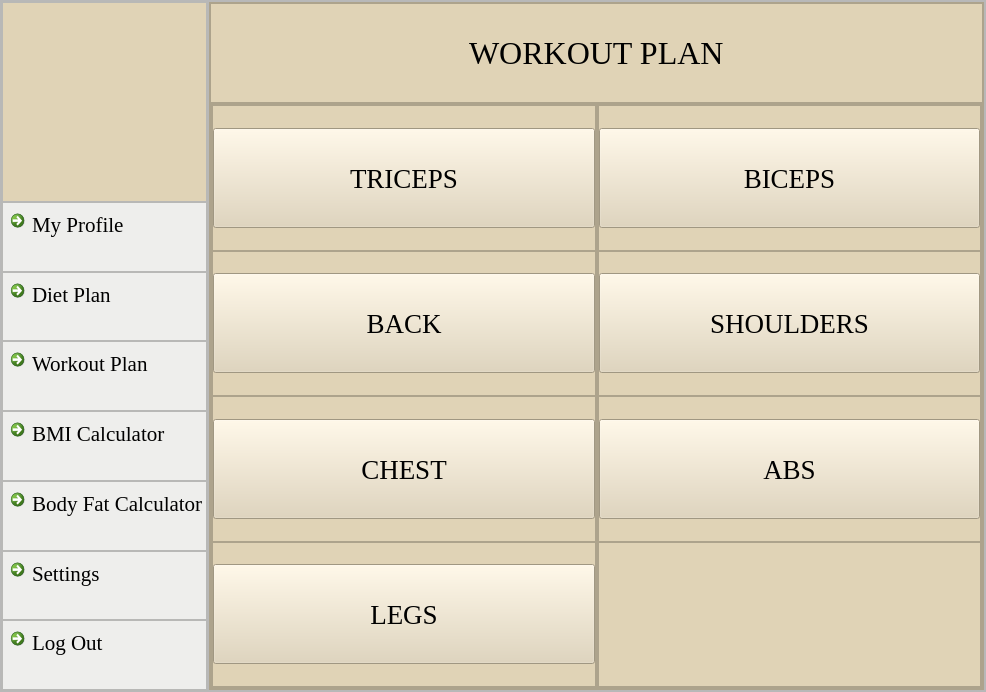
Above: workout.ui from skidgefries/rightmeal before the change. Below: the same form after it.
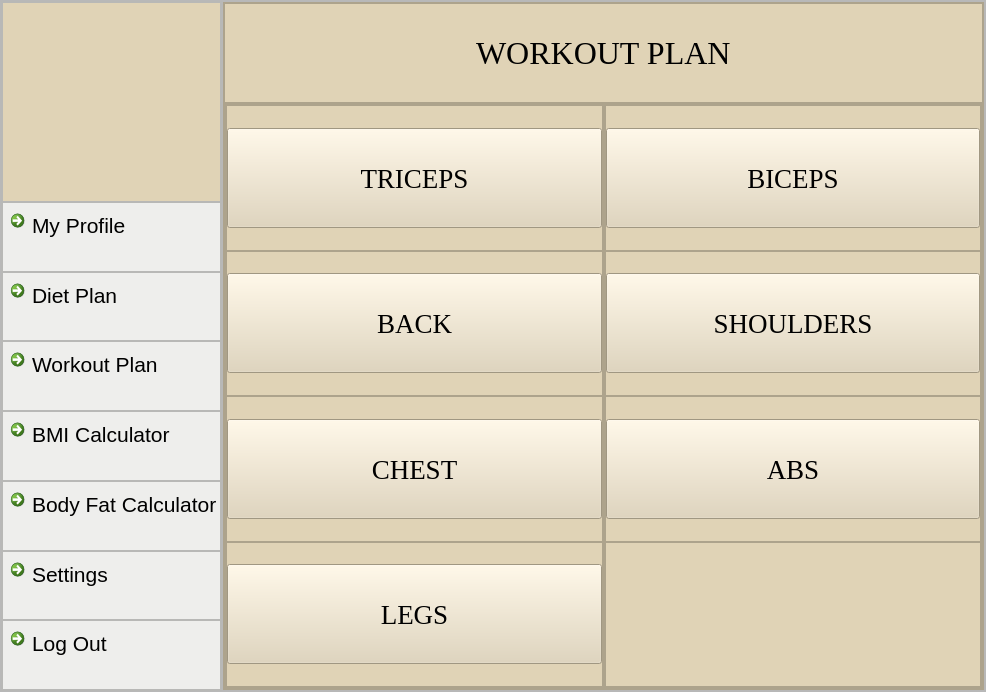
That is the form after the change. Icons and pictures are not drawn.

The edit to the form file:
```diff
--- a/workout.ui
+++ b/workout.ui
@@ -205,7 +205,7 @@
                   <widget class="QCommandLinkButton" name="commandLinkButton_4">
                    <property name="font">
                     <font>
-                     <family>Times New Roman</family>
+                     <family>Segoe UI</family>
                      <pointsize>16</pointsize>
                      <bold>false</bold>
                     </font>
@@ -246,7 +246,7 @@
                   <widget class="QCommandLinkButton" name="commandLinkButton_9">
                    <property name="font">
                     <font>
-                     <family>Times New Roman</family>
+                     <family>Segoe UI</family>
                      <pointsize>16</pointsize>
                      <bold>false</bold>
                     </font>
@@ -287,7 +287,7 @@
                   <widget class="QCommandLinkButton" name="commandLinkButton_10">
                    <property name="font">
                     <font>
-                     <family>Times New Roman</family>
+                     <family>Segoe UI</family>
                      <pointsize>16</pointsize>
                      <bold>false</bold>
                     </font>
@@ -328,7 +328,7 @@
                   <widget class="QCommandLinkButton" name="commandLinkButton_11">
                    <property name="font">
                     <font>
-                     <family>Times New Roman</family>
+                     <family>Segoe UI</family>
                      <pointsize>16</pointsize>
                      <bold>false</bold>
                     </font>
@@ -369,7 +369,7 @@
                   <widget class="QCommandLinkButton" name="commandLinkButton_12">
                    <property name="font">
                     <font>
-                     <family>Times New Roman</family>
+                     <family>Segoe UI</family>
                      <pointsize>16</pointsize>
                      <bold>false</bold>
                     </font>
@@ -410,7 +410,7 @@
                   <widget class="QCommandLinkButton" name="commandLinkButton_13">
                    <property name="font">
                     <font>
-                     <family>Times New Roman</family>
+                     <family>Segoe UI</family>
                      <pointsize>16</pointsize>
                      <bold>false</bold>
                     </font>
@@ -451,7 +451,7 @@
                   <widget class="QCommandLinkButton" name="commandLinkButton_14">
                    <property name="font">
                     <font>
-                     <family>Times New Roman</family>
+                     <family>Segoe UI</family>
                      <pointsize>16</pointsize>
                      <bold>false</bold>
                     </font>
```
Left out of the diff: 2 changed lines with no effect on the pictures.
